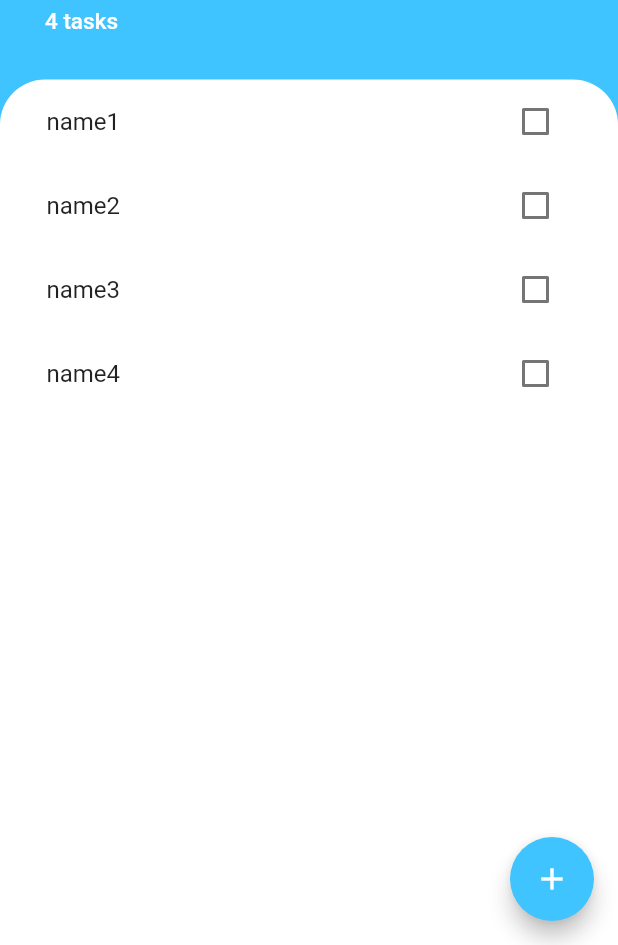
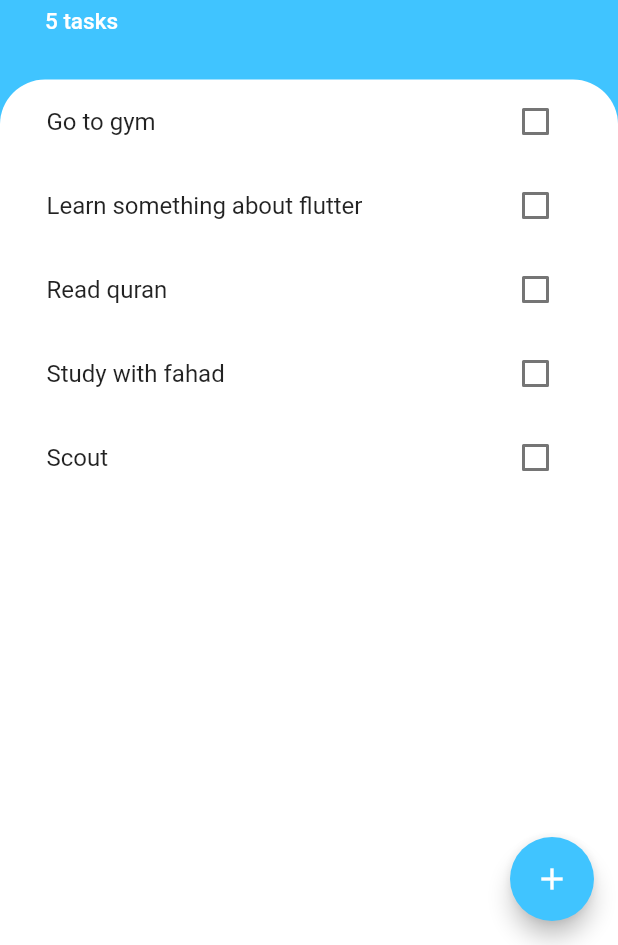
Before and after one commit to BashmailOmar/To-Do-App, a Flutter app: the screen it shows after launch, on a phone screen of 412 x 824 dp, the part 291-1236 px from its top. Run offline on Flutter 3.47's test engine with Material 2 defaults, Android fonts, the phone set to English and light mode, and no system bars.

Commit message:
add, update and delete fetures has been added using provider! scout scout

```diff
--- a/lib/models/task_data.dart
+++ b/lib/models/task_data.dart
@@ -1,16 +1,32 @@
 import 'package:flutter/foundation.dart';
 import 'task.dart';
 
-
-class TaskData extends ChangeNotifier{
+class TaskData extends ChangeNotifier {
   List<Task> tasks = [
-    Task(name: 'name1'),
-    Task(name: 'name2'),
-    Task(name: 'name3'),
-    Task(name: 'name4')
+    Task(name: 'Go to gym'),
+    Task(name: 'Learn something about flutter'),
+    Task(name: 'Read quran'),
+    Task(name: 'Study with fahad'),
+    Task(name: 'Scout')
   ];
 
-  int get taskCount{
+  int get taskCount {
     return tasks.length;
   }
+
+  void addTask(String newTask) {
+    final task = Task(name: newTask);
+    tasks.add(task);
+    notifyListeners();
+  }
+
+  void updateTask(Task task) {
+    task.toggleDone();
+    notifyListeners();
+  }
+
+  deleteTask(Task task) {
+    tasks.remove(task);
+    notifyListeners();
+  }
 }
--- a/lib/widgets/task_tile.dart
+++ b/lib/widgets/task_tile.dart
@@ -4,17 +4,20 @@ class TaskTile extends StatelessWidget {
   final bool isChecked;
   final String taskTitle;
   final void Function() checkboxCallback;
+  final void Function() deleteCallback;
 
   const TaskTile({
     super.key,
     required this.isChecked,
     required this.taskTitle,
     required this.checkboxCallback,
+    required this.deleteCallback,
   });
 
   @override
   Widget build(BuildContext context) {
     return ListTile(
+      onLongPress: deleteCallback,
       title: Text(
         taskTitle,
         style: TextStyle(
--- a/lib/widgets/tasks_list.dart
+++ b/lib/widgets/tasks_list.dart
@@ -12,13 +12,15 @@ class TasksList extends StatelessWidget {
       builder: (BuildContext context, taskData, Widget? child) {
         return ListView.builder(
           itemBuilder: (context, index) {
+            final task = taskData.tasks[index];
             return TaskTile(
-              isChecked: taskData.tasks[index].isDone,
-              taskTitle: taskData.tasks[index].name,
+              isChecked: task.isDone,
+              taskTitle: task.name,
               checkboxCallback: () {
-                // setState(() {
-                //   Provider.of<TaskData>(context).tasks[index].toggleDone();
-                // });
+                taskData.updateTask(task);
+              },
+              deleteCallback: () {
+                taskData.deleteTask(task);
               },
             );
           },
```
Also changed, not shown: lib/screens/add_task_screen.dart (+6 -4 lines), lib/screens/tasks_screens.dart (+10 -10 lines).
